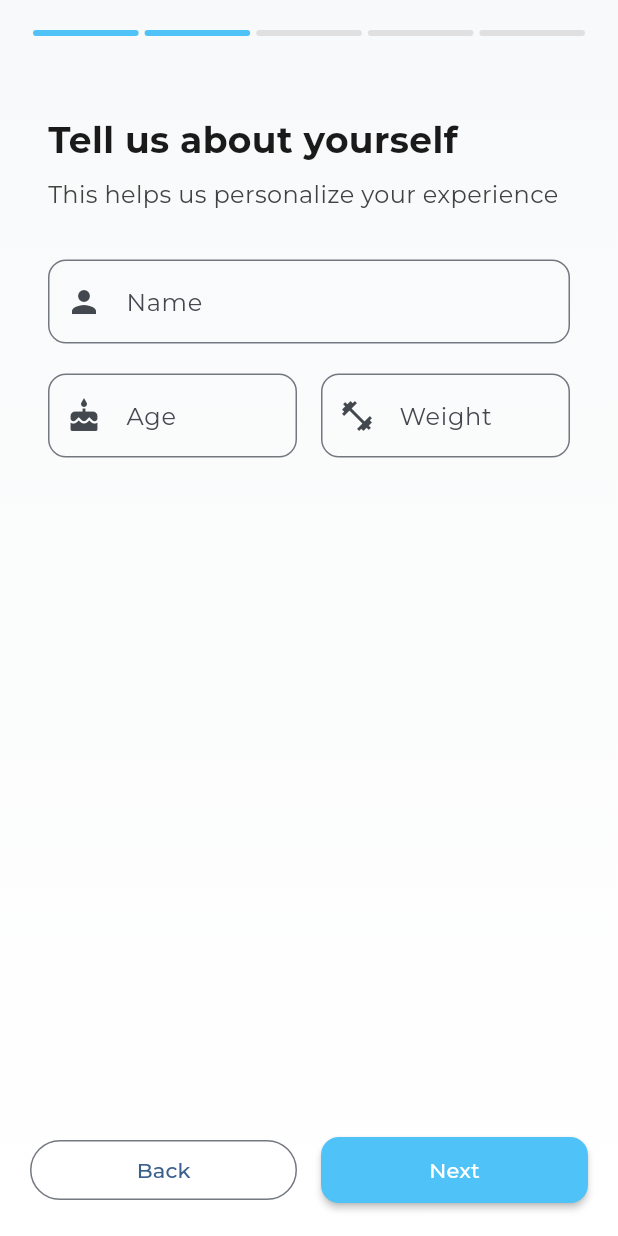
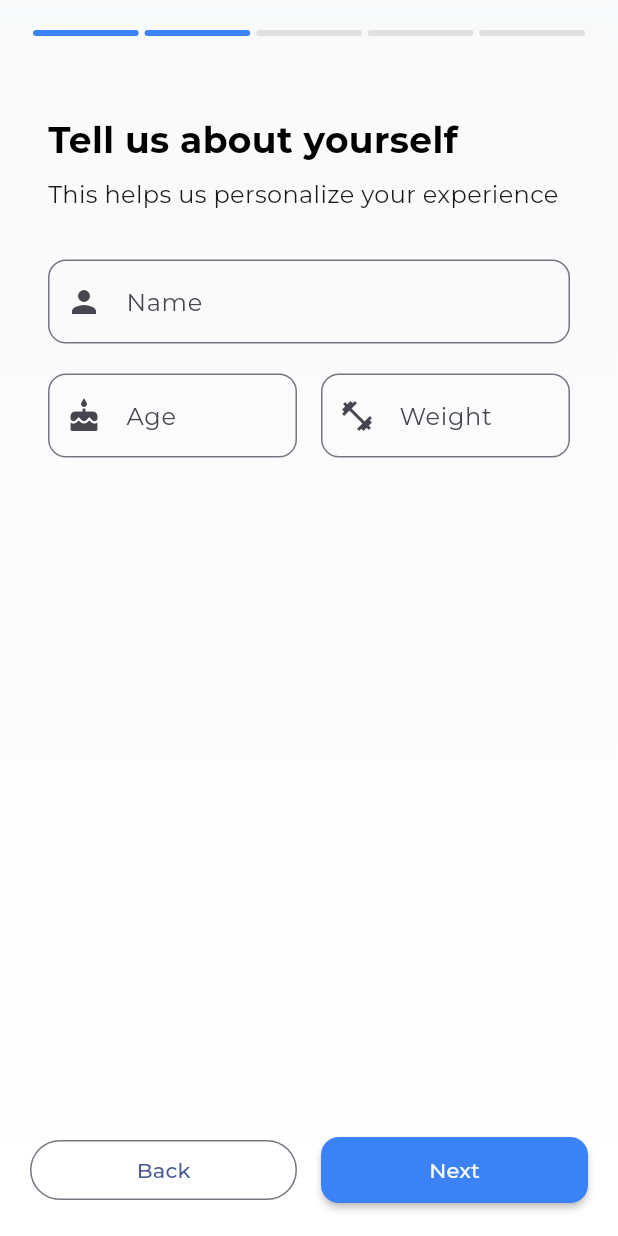
Before and after one commit to FatihHDR/hydrify, a Flutter app: the screen it shows after launch, after a tap on "Next", on a phone screen of 412 x 824 dp. Run offline on Flutter 3.47's test engine with Material 3 defaults, Android fonts, the phone set to English and light mode, and no system bars; our stand-ins replace fl_chart, flutter_local_notifications, google_fonts, permission_handler, shared_preferences, sqflite and 1 more; accounts and stored records are empty.

Commit message:
feat: update app theme colors and improve onboarding validation

```diff
--- a/lib/utils/app_theme.dart
+++ b/lib/utils/app_theme.dart
@@ -1,25 +1,24 @@
 import 'package:flutter/material.dart';
 import 'package:google_fonts/google_fonts.dart';
 
-class AppColors {
-  static const Color primary = Color(0xFF4A90E2);
-  static const Color primaryDark = Color(0xFF357ABD);
-  static const Color secondary = Color(0xFF50C878);
-  static const Color accent = Color(0xFFFFB74D);
+class AppColors {  // Modern minimalist color palette
+  static const Color primary = Color(0xFF2563EB); // Modern blue
+  static const Color primaryDark = Color(0xFF1D4ED8);
+  static const Color secondary = Color(0xFF10B981); // Modern green
+  static const Color accent = Color(0xFF8B5CF6); // Modern purple
 
-  // Water theme colors
-  static const Color waterBlue = Color(0xFF4FC3F7);
-  static const Color waterBlueDark = Color(0xFF29B6F6);
-  static const Color waterBlueLight = Color(0xFF81D4FA);
+  // Clean water theme colors
+  static const Color waterBlue = Color(0xFF3B82F6); // Clean blue
+  static const Color waterBlueDark = Color(0xFF2563EB);
+  static const Color waterBlueLight = Color(0xFFDBEAFE);
 
   // Background colors
   static const Color background = Color(0xFFF8F9FA);
   static const Color surface = Color(0xFFFFFFFF);
-  static const Color surfaceVariant = Color(0xFFF5F5F5);
-    // Text colors
-  static const Color textPrimary = Color(0xFF1A1A1A); // Darker text
-  static const Color textSecondary = Color(0xFF424242); // Darker secondary text
-  static const Color textLight = Color(0xFF757575);
+  static const Color surfaceVariant = Color(0xFFF5F5F5);  // Text colors
+  static const Color textPrimary = Color(0xFF000000); // Black - sangat gelap
+  static const Color textSecondary = Color(0xFF1A1A1A); // Almost black - sangat gelap
+  static const Color textLight = Color(0xFF424242); // Dark gray - gelap
 
   // Status colors
   static const Color success = Color(0xFF4CAF50);
--- a/lib/views/splash_screen.dart
+++ b/lib/views/splash_screen.dart
@@ -111,21 +111,19 @@ class _SplashScreenState extends State<SplashScreen>
                           color: Colors.white,
                         ),
                       ),
-                      const SizedBox(height: 32),
-                      const Text(
+                      const SizedBox(height: 32),                      Text(
                         'Hydrify',
-                        style: TextStyle(
+                        style: Theme.of(context).textTheme.displayLarge?.copyWith(
+                          color: Colors.white,
                           fontSize: 36,
-                          fontWeight: FontWeight.bold,
-                          color: Colors.white,
                         ),
                       ),
                       const SizedBox(height: 8),
                       Text(
                         'Stay Hydrated, Stay Healthy',
-                        style: TextStyle(
+                        style: Theme.of(context).textTheme.titleMedium?.copyWith(
+                          color: Colors.white.withOpacity(0.9),
                           fontSize: 16,
-                          color: Colors.white.withOpacity(0.9),
                         ),
                       ),
                       const SizedBox(height: 48),
```
Also changed, not shown: lib/views/onboarding_screen.dart (+163 -18 lines).
